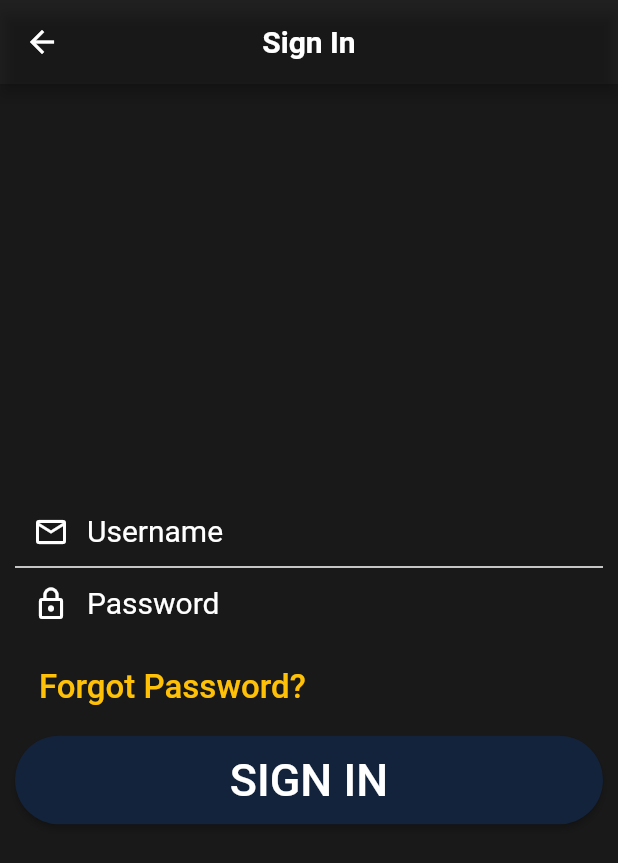
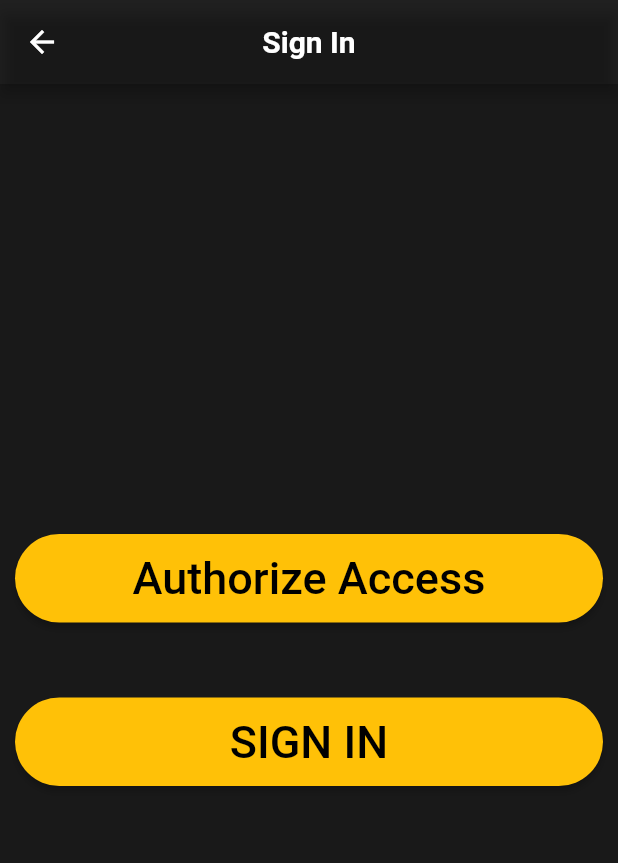
Before and after one commit to MahmoudIbrahim1012/movie_app, a Flutter app: the SignIn screen opened directly, after a tap on "SIGN IN", on a phone screen of 412 x 824 dp. Shown: the top 863 px of the screen. Run offline on Flutter 3.47's test engine with Material 2 defaults, Android fonts, the light colour scheme and no system bars; our stand-ins replace curved_navigation_bar, flutter_spinkit, modal_bottom_sheet; missing offline and left inert: android_intent; network calls fail.

Commit message:
Fixed login and profile

```diff
--- a/lib/Pages/GetStarted.dart
+++ b/lib/Pages/GetStarted.dart
@@ -105,7 +105,6 @@ class _GetStartedState extends State<GetStarted> {
                     TextButton(
                       onPressed: () {
                         setState(() {
-                          //Navigator.pushReplacementNamed(context, '/sign');
                           showMaterialModalBottomSheet(
                             context: context,
                             builder: (context) => SignIn(),
--- a/lib/Pages/SignIn.dart
+++ b/lib/Pages/SignIn.dart
@@ -13,11 +13,16 @@ class _SignInState extends State<SignIn> {
   String userName;
   String password;
   String apiKey = '777b17dd0bc91a4466365e9cc8572890';
-  String sessionID;
+  String readAccess = "eyJhbGciOiJIUzI1NiJ9.eyJhdWQiOiI3NzdiMTdkZDBiYzkxYTQ0NjYzNjVlOWNjODU3Mjg5MCIsInN1YiI6IjYwMWE4M"
+      "jc5NDcwZWFkMDA0MTczNzUxNyIsInNjb3BlcyI6WyJhcGlfcmVhZCJdLCJ2ZXJzaW9uIjoxfQ.SCUEX_mTOMMnjgjlboaknZ_"
+      "gWDRsI_vwGBRCmfNL5ow";
+  String requestToken;
+  String accessToken;
+  bool isLogged = false;
   final userController = TextEditingController();
   final passwordController = TextEditingController();
-  launchURL() async {
-    const url = 'https://www.themoviedb.org/reset-password';
+
+  launchURL(String url) async {
     if (await canLaunch(url)) {
       await launch(url, enableJavaScript: true);
     } else {
@@ -25,30 +30,50 @@ class _SignInState extends State<SignIn> {
     }
   }
 
-  Future <String> getRequestToken() async {
+  Future<String> getRequestToken() async {
+    Map<String, String> data = {
+      'Content-Type': "application/json;charset=utf-8",
+      'Authorization':
+          "Bearer ${this.readAccess}",
+    };
     print("Getting request token");
-    Response response = await get('https://api.themoviedb.org/3/authentication/token/new?api_key=$apiKey');
-    if(jsonDecode(response.body)["success"] == true)
-      {
-        String requestToken = jsonDecode(response.body)['request_token'];
-        return requestToken;
-      }
-    else
-      {
-        print("Unsuccessful");
-        return null;
-      }
+    String url = "https://api.themoviedb.org/4/auth/request_token";
+    Response response = await post(url, headers: data);
+    Map returned = jsonDecode(response.body);
+    this.requestToken = returned["request_token"];
+    return returned["request_token"];
   }
 
-  Future <String> validateLogin(String username, String password, var requestToken) async {
-    Map data = {
-      'username': username,
-      'password': password,
-      'request_token': requestToken,
+  Future<String> validateLogin(String requestToken) async {
+    Map<String, String> data = {
+      'Content-Type': "application/json;charset=utf-8",
+      'Authorization':
+      "Bearer ${this.readAccess}",
     };
-    String url = "https://api.themoviedb.org/3/authentication/token/validate_with_login?api_key=$apiKey";
-    Response response = await post(url, body: data);
-    print(response.body);
+    Map map = {
+      "request_token": requestToken
+    };
+    String body = jsonEncode(map);
+    String url = "https://api.themoviedb.org/4/auth/access_token";
+    Response response = await post(url, headers: data, body: body);
+    this.accessToken = jsonDecode(response.body)['access_token'];
+    return this.accessToken;
+  }
+
+  Future<String> createSession() async {
+    String url = "https://api.themoviedb.org/3/authentication/session/convert/4?api_key=${this.apiKey}";
+    Map<String, String> data = {
+      'Content-Type': "application/json;charset=utf-8",
+      'Authorization':
+      "Bearer ${this.readAccess}",
+    };
+
+    Map map = {
+      "access_token": this.accessToken
+    };
+    String body = jsonEncode(map);
+    Response response = await post(url, body: body, headers: data);
+    return jsonDecode(response.body)['session_id'];
   }
 
   @override
@@ -72,107 +97,53 @@ class _SignInState extends State<SignIn> {
           mainAxisAlignment: MainAxisAlignment.center,
           crossAxisAlignment: CrossAxisAlignment.center,
           children: [
-            TextField(
-              controller: userController,
-              style: TextStyle(
-                color: Colors.white,
-              ),
-              decoration: InputDecoration(
-                hintText: 'Username',
-                hintStyle: TextStyle(
-                  fontSize: 20,
-                  color: Colors.white,
-                ),
-                prefixIcon: Icon(
-                  Icons.email_outlined,
-                  color: Colors.white,
-                ),
-                enabledBorder: UnderlineInputBorder(
-                  borderSide: BorderSide(
-                    color: Colors.white,
-                  ),
-                ),
-                focusedBorder: UnderlineInputBorder(
-                  borderSide: BorderSide(
-                    color: Colors.white,
-                  ),
-                ),
-              ),
-              onSubmitted: (String str) {
-                userName = str;
-              },
-
-            ),
-            TextField(
-              controller: passwordController,
-              style: TextStyle(
-                color: Colors.white,
-              ),
-              obscureText: true,
-              decoration: InputDecoration(
-                hintText: 'Password',
-                hintStyle: TextStyle(
-                  fontSize: 20,
-                  color: Colors.white,
-                ),
-                prefixIcon: Icon(
-                  Icons.lock_outline,
-                  color: Colors.white,
-                ),
-                border: InputBorder.none,
-              ),
-              onSubmitted: (String str) {
-                password = str;
-              },
-            ),
-            TextButton(
-              onPressed: () {
-                setState(() {
-                  //Navigator.pushReplacementNamed(context, '/');
-                });
-              },
-              child: Row(
-                mainAxisAlignment: MainAxisAlignment.start,
-                children: [
-                  TextButton(
-                    onPressed: () {
-                      setState(() {
-
-                      });
-                    },
-                    child: Text(
-                      "Forgot Password?",
-                      style: TextStyle(
-                        color: Colors.amber,
-                        fontSize: 22,
-                      ),
-                    ),
-                  ),
-                ],
-              ),
-            ),
             Container(
               width: double.infinity,
               child: ElevatedButton(
                 style: ElevatedButton.styleFrom(
                   padding: EdgeInsets.all(12.0),
-                  primary: Color(0xff13233c),
+                  primary: Colors.amber,
                   shape: RoundedRectangleBorder(
                     borderRadius: BorderRadius.circular(30.0),
                   ),
                 ),
                 onPressed: () async {
                   String requestToken = await getRequestToken();
-                  validateLogin(userController.text, passwordController.text, requestToken);
+                  launchURL("https://www.themoviedb.org/auth/access?request_token=$requestToken");
+                },
+                child: Text(
+                  'Authorize Access',
+                  style: TextStyle(
+                    fontSize: 30,
+                    color: Colors.black,
+                  ),
+                ),
+              ),
+            ),
+            SizedBox(height: 50),
+            Container(
+              width: double.infinity,
+              child: ElevatedButton(
+                style: ElevatedButton.styleFrom(
+                  padding: EdgeInsets.all(12.0),
+                  primary: Colors.amber,
+                  shape: RoundedRectangleBorder(
+                    borderRadius: BorderRadius.circular(30.0),
+                  ),
+                ),
+                onPressed: () async {
+
+                  await validateLogin( requestToken);
+                  String sessionID = await createSession();
+                  Navigator.pushReplacementNamed(context, '/profile', arguments: sessionID);
                 },
                 child: Text(
                   'SIGN IN',
                   style: TextStyle(
                     fontSize: 30,
-                    color: Colors.white,
+                    color: Colors.black,
                   ),
                 ),
-
               ),
             ),
           ],
--- a/lib/Widgets/NavigationBar.dart
+++ b/lib/Widgets/NavigationBar.dart
@@ -19,16 +19,16 @@ class NavigationBar extends StatelessWidget {
       onTap:(index) {
         switch(index){
           case 0:
-            Navigator.pushReplacementNamed(context, '/shows');
+            Navigator.pushNamed(context, '/shows');
             break;
           case 1:
-            Navigator.pushReplacementNamed(context, '/movies');
+            Navigator.pushNamed(context, '/movies');
             break;
           case 2:
             Navigator.pushReplacementNamed(context, '/home');
             break;
           case 3:
-            Navigator.pushReplacementNamed(context, '/started');
+            Navigator.pushNamed(context, '/profile');
             break;
         }
 
--- a/lib/main.dart
+++ b/lib/main.dart
@@ -6,6 +6,7 @@ import 'package:movie_app/Pages/TV.dart';
 import 'Pages/Discover.dart';
 import 'Pages/Profile.dart';
 import 'Pages/Search.dart';
+import 'Pages/SignIn.dart';
 
 void main() => runApp(MaterialApp(initialRoute: '/started', routes: {
       '/home': (context) => Discover(),
@@ -13,7 +14,7 @@ void main() => runApp(MaterialApp(initialRoute: '/started', routes: {
       '/movies': (context) => Movies(),
       '/shows': (context) => Shows(),
       '/search': (context) => Search(),
-      '/started': (context) => Profile(),
+      '/started': (context) => GetStarted(),
       '/details': (context) => MediaDetails(),
       // '/routename': (context) => routepage(),
     }));
```
Also changed, not shown: lib/Pages/Profile.dart (+61 -8 lines).
